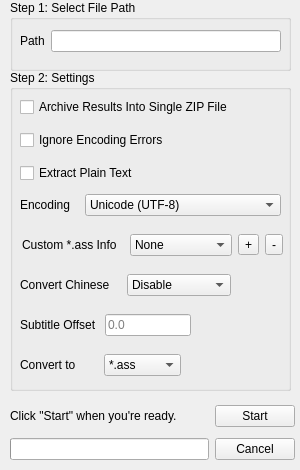
Qt form src/ui/transub.ui (Gatorix/Final-Project) before a commit.
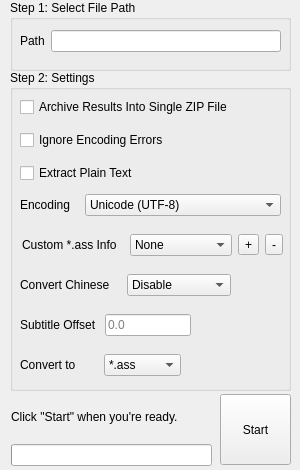
The same form after that commit.

Commit message: finish custom info function

```diff
--- a/src/ui/transub.ui
+++ b/src/ui/transub.ui
@@ -291,13 +291,26 @@
     </layout>
    </widget>
   </widget>
-  <widget class="QWidget" name="layoutWidget">
+  <widget class="QPushButton" name="button_start">
    <property name="geometry">
     <rect>
-     <x>10</x>
-     <y>400</y>
-     <width>285</width>
-     <height>66</height>
+     <x>220</x>
+     <y>394</y>
+     <width>71</width>
+     <height>71</height>
+    </rect>
+   </property>
+   <property name="text">
+    <string>Start</string>
+   </property>
+  </widget>
+  <widget class="QWidget" name="">
+   <property name="geometry">
+    <rect>
+     <x>11</x>
+     <y>395</y>
+     <width>201</width>
+     <height>71</height>
     </rect>
    </property>
    <layout class="QGridLayout" name="gridLayout_6">
@@ -308,13 +321,6 @@
       </property>
      </widget>
     </item>
-    <item row="0" column="1">
-     <widget class="QPushButton" name="button_start">
-      <property name="text">
-       <string>Start</string>
-      </property>
-     </widget>
-    </item>
     <item row="1" column="0">
      <widget class="QProgressBar" name="progress_bar">
       <property name="autoFillBackground">
@@ -331,13 +337,6 @@
       </property>
      </widget>
     </item>
-    <item row="1" column="1">
-     <widget class="QPushButton" name="button_cancel">
-      <property name="text">
-       <string>Cancel</string>
-      </property>
-     </widget>
-    </item>
    </layout>
   </widget>
  </widget>
```
The commit also changes 1 other file.
